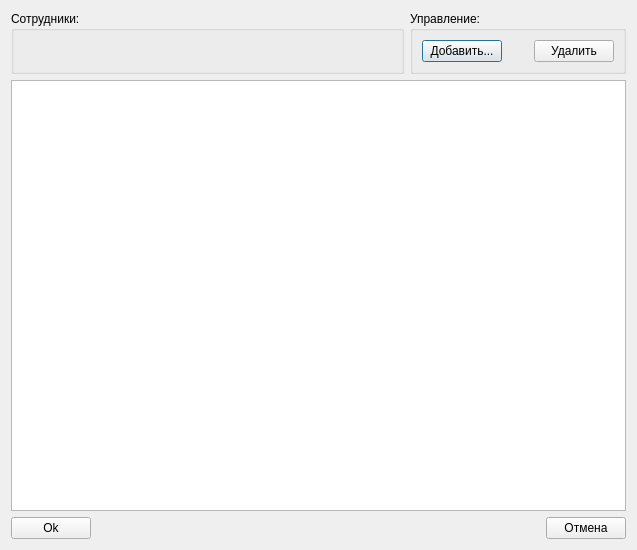
eboladev/XPPC, file employeepenaltyandbonusesdialog.ui: the form before one commit.
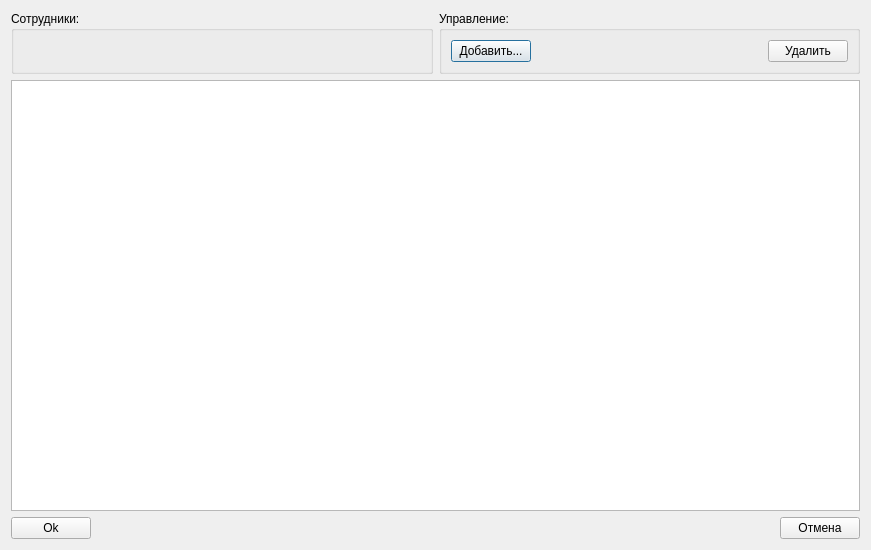
The form after the commit.

What changed in the file:
```diff
--- a/employeepenaltyandbonusesdialog.ui
+++ b/employeepenaltyandbonusesdialog.ui
@@ -6,7 +6,7 @@
    <rect>
     <x>0</x>
     <y>0</y>
-    <width>637</width>
+    <width>871</width>
     <height>550</height>
    </rect>
   </property>
```
